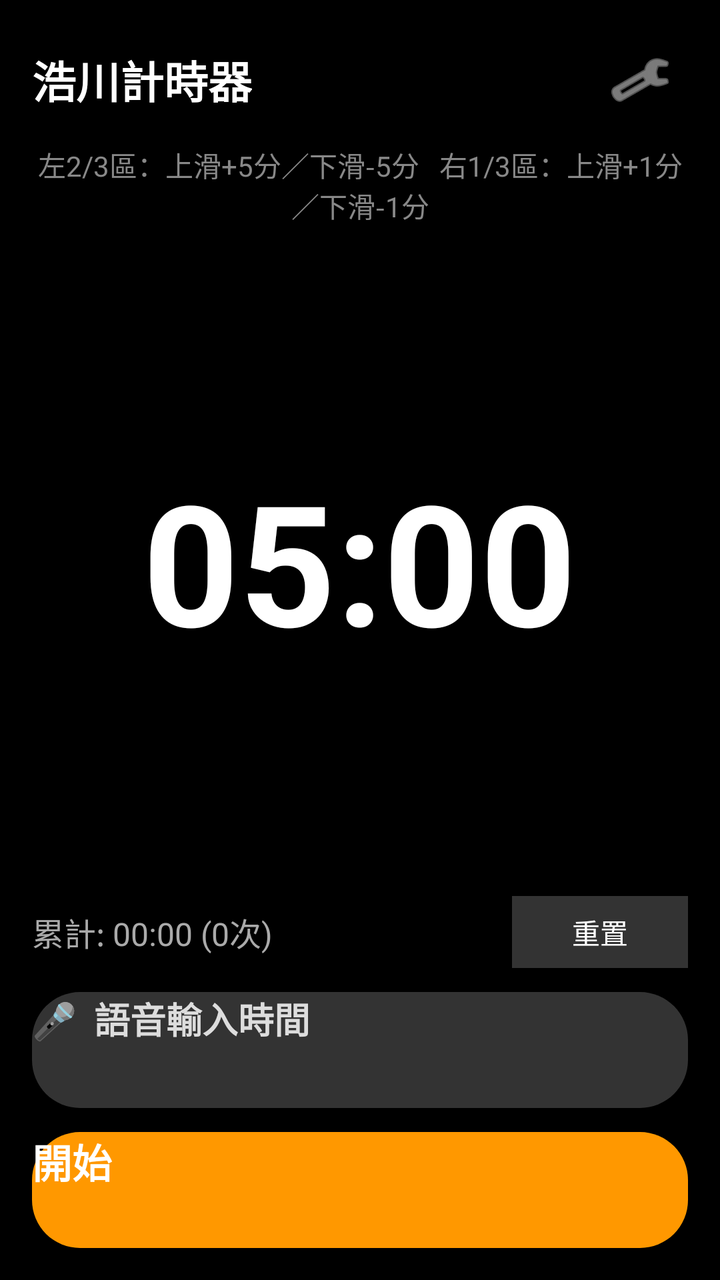
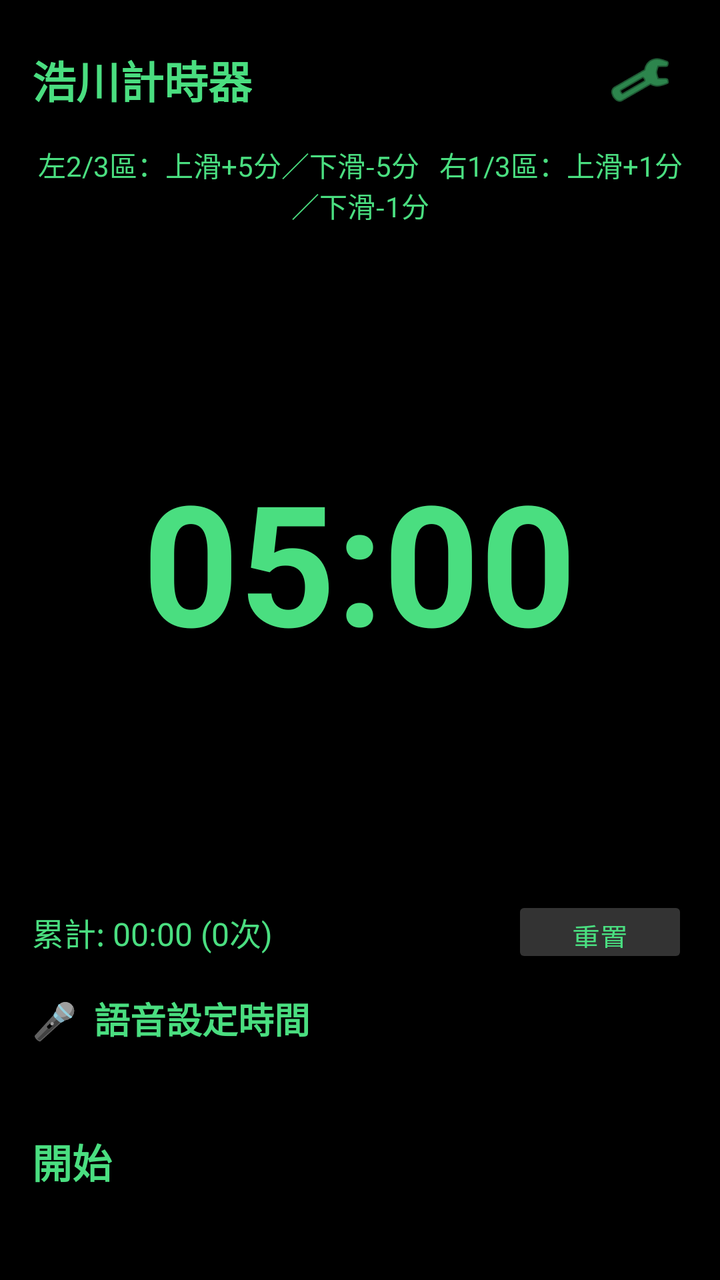

Before-and-after screenshots of an Android layout around one commit, followed by the original layout XML and the change that was made.
<!-- AndroidManifest.xml: application theme android:Theme.Material.Light.NoActionBar -->
<!-- res/layout/activity_main.xml -->
<?xml version="1.0" encoding="utf-8"?>
<LinearLayout xmlns:android="http://schemas.android.com/apk/res/android"
    android:layout_width="match_parent"
    android:layout_height="match_parent"
    android:orientation="vertical"
    android:background="#000000"
    android:padding="16dp">

    <RelativeLayout
        android:id="@+id/titleLayout"
        android:layout_width="match_parent"
        android:layout_height="wrap_content">

        <TextView
            android:id="@+id/appTitle"
            android:layout_width="wrap_content"
            android:layout_height="wrap_content"
            android:text="浩川計時器"
            android:textColor="#FFFFFF"
            android:textSize="22sp"
            android:textStyle="bold"
            android:layout_alignParentStart="true"
            android:layout_centerVertical="true" />

        <ImageButton
            android:id="@+id/settingsBtn"
            android:layout_width="48dp"
            android:layout_height="48dp"
            android:layout_alignParentEnd="true"
            android:layout_centerVertical="true"
            android:background="?android:attr/selectableItemBackgroundBorderless"
            android:src="@android:drawable/ic_menu_manage"
            android:tint="#CCCCCC"
            android:contentDescription="設定" />
    </RelativeLayout>

    <TextView
        android:layout_width="match_parent"
        android:layout_height="wrap_content"
        android:layout_marginTop="8dp"
        android:gravity="center"
        android:text="左2/3區：上滑+5分／下滑-5分   右1/3區：上滑+1分／下滑-1分"
        android:textColor="#888888"
        android:textSize="14sp" />

    <FrameLayout
        android:layout_width="match_parent"
        android:layout_height="0dp"
        android:layout_weight="1">

        <TextView
            android:id="@+id/timerText"
            android:layout_width="wrap_content"
            android:layout_height="wrap_content"
            android:layout_gravity="center"
            android:text="05:00"
            android:textColor="#FFFFFF"
            android:textSize="84sp"
            android:textStyle="bold" />
    </FrameLayout>

    <RelativeLayout
        android:layout_width="match_parent"
        android:layout_height="wrap_content"
        android:layout_marginBottom="12dp">

        <TextView
            android:id="@+id/countText"
            android:layout_width="wrap_content"
            android:layout_height="wrap_content"
            android:layout_alignParentStart="true"
            android:layout_centerVertical="true"
            android:text="累計: 00:00 (0次)"
            android:textColor="#AAAAAA"
            android:textSize="16sp" />

        <Button
            android:id="@+id/resetBtn"
            android:layout_width="wrap_content"
            android:layout_height="36dp"
            android:layout_alignParentEnd="true"
            android:layout_centerVertical="true"
            android:background="#333333"
            android:text="重置"
            android:textColor="#FFFFFF"
            android:textSize="14sp" />
    </RelativeLayout>

    <LinearLayout
        android:id="@+id/controlLayout"
        android:layout_width="match_parent"
        android:layout_height="wrap_content"
        android:orientation="vertical">

        <androidx.appcompat.widget.AppCompatButton
            android:id="@+id/voiceBtn"
            android:layout_width="match_parent"
            android:layout_height="58dp"
            android:layout_marginBottom="12dp"
            android:background="@drawable/btn_voice_bg"
            android:text="🎤  語音輸入時間"
            android:textColor="#DDDDDD"
            android:textSize="18sp"
            android:textStyle="bold" />

        <androidx.appcompat.widget.AppCompatButton
            android:id="@+id/startBtn"
            android:layout_width="match_parent"
            android:layout_height="58dp"
            android:background="@drawable/btn_action_bg"
            android:text="開始"
            android:textColor="#FFFFFF"
            android:textSize="20sp"
            android:textStyle="bold" />
    </LinearLayout>

</LinearLayout>
<!-- resources referenced by this layout -->
<resources>
  <!-- drawable btn_action_bg (drawable) -->
  <?xml version="1.0" encoding="utf-8"?>
  <shape xmlns:android="http://schemas.android.com/apk/res/android"
      android:shape="rectangle">
      <solid android:color="#FF9800" />
      <corners android:radius="24dp" />
  </shape>
  <!-- drawable btn_voice_bg (drawable) -->
  <?xml version="1.0" encoding="utf-8"?>
  <shape xmlns:android="http://schemas.android.com/apk/res/android"
      android:shape="rectangle">
      <solid android:color="#333333" />
      <corners android:radius="24dp" />
  </shape>
</resources>

<!-- the commit's change to res/layout/activity_main.xml (unified diff, before → after) -->
@@ -16,7 +16,7 @@
             android:layout_width="wrap_content"
             android:layout_height="wrap_content"
             android:text="浩川計時器"
-            android:textColor="#FFFFFF"
+            android:textColor="#4ADE80"
             android:textSize="22sp"
             android:textStyle="bold"
             android:layout_alignParentStart="true"
@@ -30,7 +30,7 @@
             android:layout_centerVertical="true"
             android:background="?android:attr/selectableItemBackgroundBorderless"
             android:src="@android:drawable/ic_menu_manage"
-            android:tint="#CCCCCC"
+            android:tint="#4ADE80"
             android:contentDescription="設定" />
     </RelativeLayout>
 
@@ -40,7 +40,7 @@
         android:layout_marginTop="8dp"
         android:gravity="center"
         android:text="左2/3區：上滑+5分／下滑-5分   右1/3區：上滑+1分／下滑-1分"
-        android:textColor="#888888"
+        android:textColor="#4ADE80"
         android:textSize="14sp" />
 
     <FrameLayout
@@ -54,7 +54,7 @@
             android:layout_height="wrap_content"
             android:layout_gravity="center"
             android:text="05:00"
-            android:textColor="#FFFFFF"
+            android:textColor="#4ADE80"
             android:textSize="84sp"
             android:textStyle="bold" />
     </FrameLayout>
@@ -71,7 +71,7 @@
             android:layout_alignParentStart="true"
             android:layout_centerVertical="true"
             android:text="累計: 00:00 (0次)"
-            android:textColor="#AAAAAA"
+            android:textColor="#4ADE80"
             android:textSize="16sp" />
 
         <Button
@@ -80,9 +80,9 @@
             android:layout_height="36dp"
             android:layout_alignParentEnd="true"
             android:layout_centerVertical="true"
-            android:background="#333333"
+            android:backgroundTint="#333333"
             android:text="重置"
-            android:textColor="#FFFFFF"
+            android:textColor="#4ADE80"
             android:textSize="14sp" />
     </RelativeLayout>
 
@@ -97,9 +97,9 @@
             android:layout_width="match_parent"
             android:layout_height="58dp"
             android:layout_marginBottom="12dp"
-            android:background="@drawable/btn_voice_bg"
-            android:text="🎤  語音輸入時間"
-            android:textColor="#DDDDDD"
+            android:backgroundTint="#333333"
+            android:text="🎤  語音設定時間"
+            android:textColor="#4ADE80"
             android:textSize="18sp"
             android:textStyle="bold" />
 
@@ -107,9 +107,9 @@
             android:id="@+id/startBtn"
             android:layout_width="match_parent"
             android:layout_height="58dp"
-            android:background="@drawable/btn_action_bg"
+            android:backgroundTint="#333333"
             android:text="開始"
-            android:textColor="#FFFFFF"
+            android:textColor="#4ADE80"
             android:textSize="20sp"
             android:textStyle="bold" />
     </LinearLayout>
<!-- resource entries referenced after the edit -->
@@ -1,18 +1,5 @@
 <!-- resources referenced by this layout -->
 <resources>
-  <!-- drawable btn_action_bg (drawable) -->
-  <?xml version="1.0" encoding="utf-8"?>
-  <shape xmlns:android="http://schemas.android.com/apk/res/android"
-      android:shape="rectangle">
-      <solid android:color="#FF9800" />
-      <corners android:radius="24dp" />
-  </shape>
-  <!-- drawable btn_voice_bg (drawable) -->
-  <?xml version="1.0" encoding="utf-8"?>
-  <shape xmlns:android="http://schemas.android.com/apk/res/android"
-      android:shape="rectangle">
-      <solid android:color="#333333" />
-      <corners android:radius="24dp" />
-  </shape>
+
 </resources>
 
